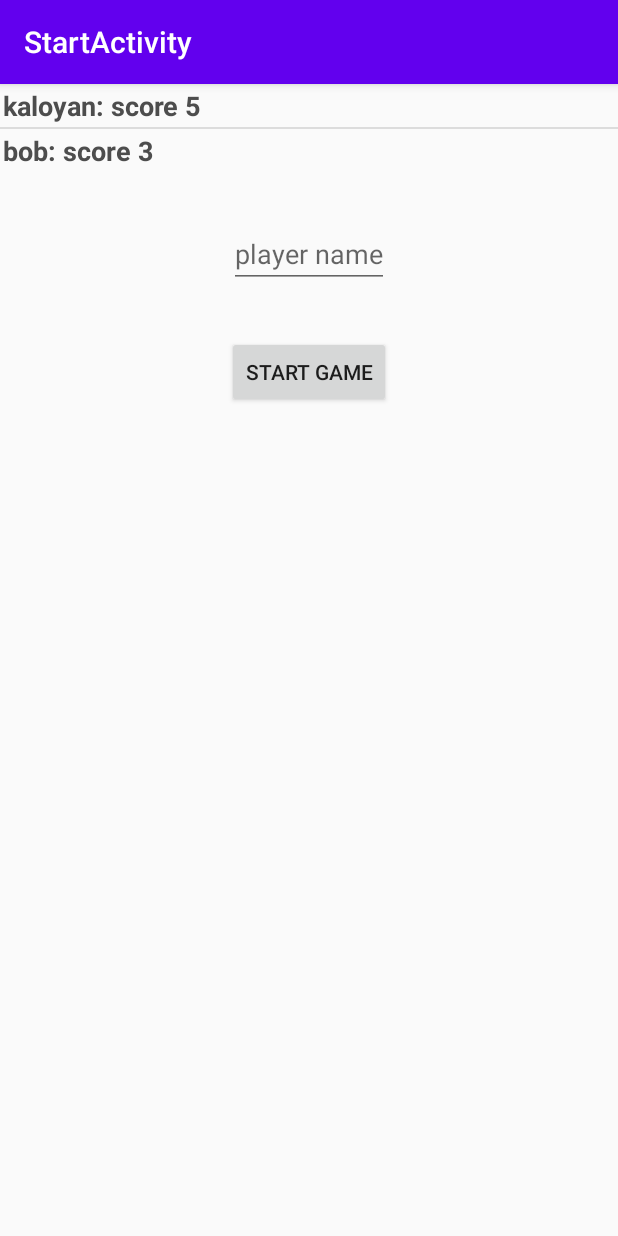
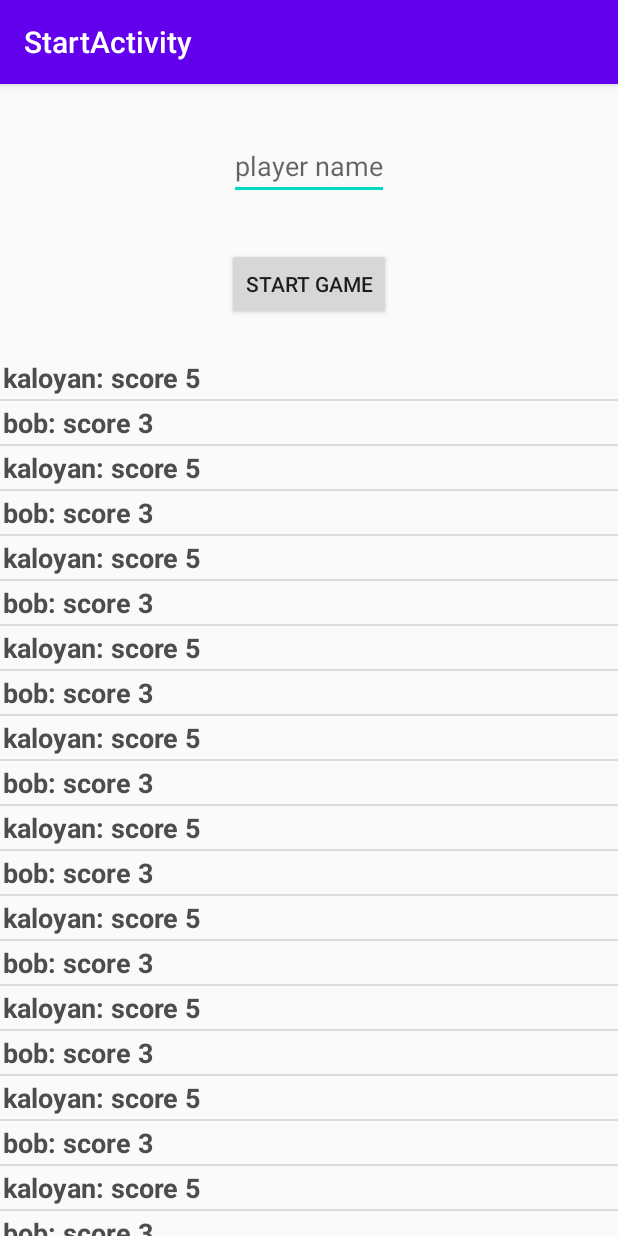
Before and after one commit to kpenov16/MinGalgeleg, an Android app: the screen it shows after launch (StartActivity), on a phone screen of 412 x 824 dp. Run offline under Robolectric (Android 15) with nearby library versions, the light colour scheme and no system bars.

Commit message:
rearange start activity to show top score at buttom of screen

```diff
--- a/app/src/main/java/dk/kaloyan/mingalgeleg/StartActivity.java
+++ b/app/src/main/java/dk/kaloyan/mingalgeleg/StartActivity.java
@@ -7,8 +7,6 @@ import android.widget.TextView;
 
 import androidx.appcompat.app.AppCompatActivity;
 
-import java.util.ArrayList;
-import java.util.List;
 
 public class StartActivity extends AppCompatActivity {
 
@@ -23,7 +21,7 @@ public class StartActivity extends AppCompatActivity {
         init();
 
 
-        String[] scores = new String[]{"kaloyan: score 5","bob: score 3"};
+        String[] scores = new String[]{"kaloyan: score 5","bob: score 3","kaloyan: score 5","bob: score 3","kaloyan: score 5","bob: score 3","kaloyan: score 5","bob: score 3","kaloyan: score 5","bob: score 3","kaloyan: score 5","bob: score 3","kaloyan: score 5","bob: score 3","kaloyan: score 5","bob: score 3","kaloyan: score 5","bob: score 3","kaloyan: score 5","bob: score 3","kaloyan: score 5","bob: score 3","kaloyan: score 5","bob: score 3"};
         ArrayAdapter<String> adapter = new ArrayAdapter<String>(this, R.layout.highscore_list_element, R.id.textViewListElement, scores);
         listViewScore.setAdapter(adapter);
 
--- a/app/src/main/res/layout/activity_start.xml
+++ b/app/src/main/res/layout/activity_start.xml
@@ -6,14 +6,6 @@
     android:layout_width="match_parent"
     android:layout_height="match_parent">
 
-    <ListView
-        android:id="@+id/listViewScore"
-        android:layout_width="wrap_content"
-        android:layout_height="wrap_content"
-        app:layout_constraintEnd_toEndOf="parent"
-        app:layout_constraintHorizontal_bias="1.0"
-        app:layout_constraintStart_toStartOf="parent"
-        app:layout_constraintTop_toTopOf="parent" />
 
     <EditText
         android:id="@+id/editTextPlayerName"
@@ -22,9 +14,9 @@
         android:layout_marginTop="32dp"
         android:hint="player name"
         android:inputType="textPersonName"
-        app:layout_constraintEnd_toEndOf="@+id/listViewScore"
-        app:layout_constraintStart_toStartOf="@+id/listViewScore"
-        app:layout_constraintTop_toBottomOf="@+id/listViewScore" />
+        app:layout_constraintEnd_toEndOf="parent"
+        app:layout_constraintStart_toStartOf="parent"
+        app:layout_constraintTop_toTopOf="parent" />
 
     <Button
         android:id="@+id/buttonStartGame"
@@ -36,4 +28,12 @@
         app:layout_constraintStart_toStartOf="@+id/editTextPlayerName"
         app:layout_constraintTop_toBottomOf="@+id/editTextPlayerName" />
 
+    <ListView
+        android:id="@+id/listViewScore"
+        android:layout_width="wrap_content"
+        android:layout_height="wrap_content"
+        android:layout_marginTop="24dp"
+        app:layout_constraintEnd_toEndOf="@+id/buttonStartGame"
+        app:layout_constraintStart_toStartOf="@+id/buttonStartGame"
+        app:layout_constraintTop_toBottomOf="@+id/buttonStartGame" />
 </androidx.constraintlayout.widget.ConstraintLayout>
```
